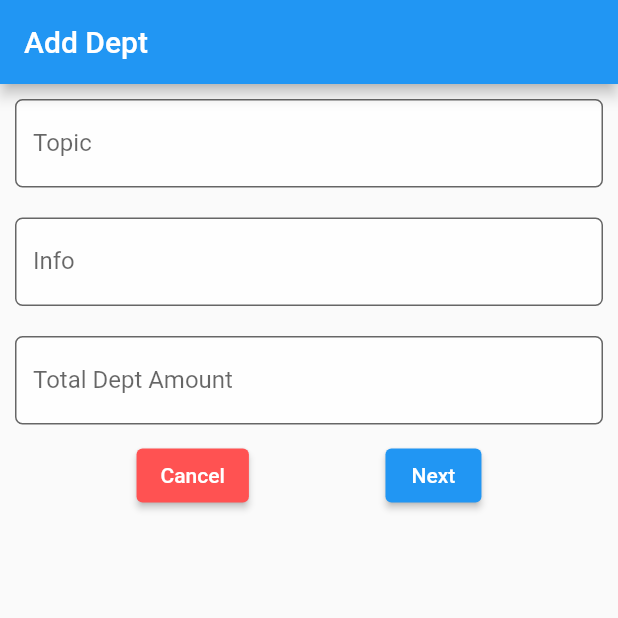
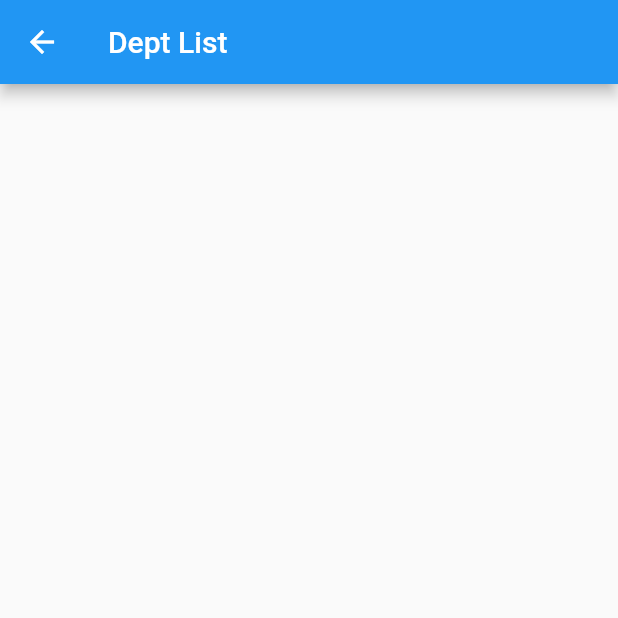
Before and after one commit to Xillyk/Flutter-Dept-Counter-App, a Flutter app: the screen it shows after launch, on a phone screen of 412 x 824 dp, the top half of it. Run offline on Flutter 3.47's test engine with Material 2 defaults, Android fonts, the phone set to English and light mode, and no system bars.

Commit message:
add page dept_create_and_modify_dept_list

```diff
--- a/dept_counter/lib/main.dart
+++ b/dept_counter/lib/main.dart
@@ -12,7 +12,7 @@ import 'package:dept_counter/page/authen_page/register_page.dart';
 import 'package:dept_counter/page/sub_dept_page/dept_page.dart';
 import 'package:dept_counter/page/sub_dept_page/dept_add_topic_info_page.dart';
 import 'package:dept_counter/page/sub_dept_page/dept_add_time_info_page.dart';
-
+import 'package:dept_counter/page/sub_dept_page/dept_create_and_modify_dept_list_page.dart';
 import 'package:dept_counter/page/sub_summary_page/summary_page.dart';
 
 import 'package:dept_counter/page/account/account_setting_page.dart';
@@ -29,7 +29,7 @@ class MyApp extends StatelessWidget {
       theme: ThemeData(
         primarySwatch: Colors.blue,
       ),
-      initialRoute: '/dept-add-topic-info-page',
+      initialRoute: '/dept-create-and-modify-dept-list-page',
       routes: {
         '/': (context) => Loading(),
         '/login': (context) => LoginPage(),
@@ -41,6 +41,8 @@ class MyApp extends StatelessWidget {
         '/dept-page': (context) => DeptPage(),
         '/dept-add-topic-info-page': (context) => DeptAddTopicInfoPage(),
         '/dept-add-time-info-page': (context) => DeptAddTimeInfoPage(),
+        '/dept-create-and-modify-dept-list-page': (context) =>
+            DeptCreateAndModifyDeptListPage(),
 
         '/summary': (context) => SummaryPage(),
         '/account': (context) => AccountSettingPage(),
--- /dev/null
+++ b/dept_counter/lib/page/sub_dept_page/dept_create_and_modify_dept_list_page.dart
@@ -0,0 +1,24 @@
+import 'package:flutter/material.dart';
+
+class DeptCreateAndModifyDeptListPage extends StatefulWidget {
+  // const DeptCreateAndModifyDeptListPage({Key? key}) : super(key: key);
+
+  @override
+  _DeptCreateAndModifyDeptListPageState createState() =>
+      _DeptCreateAndModifyDeptListPageState();
+}
+
+class _DeptCreateAndModifyDeptListPageState
+    extends State<DeptCreateAndModifyDeptListPage> {
+  @override
+  Widget build(BuildContext context) {
+    return SafeArea(
+      child: Scaffold(
+        appBar: AppBar(
+          title: Text('Dept List'),
+        ),
+        // body:
+      ),
+    );
+  }
+}
```
